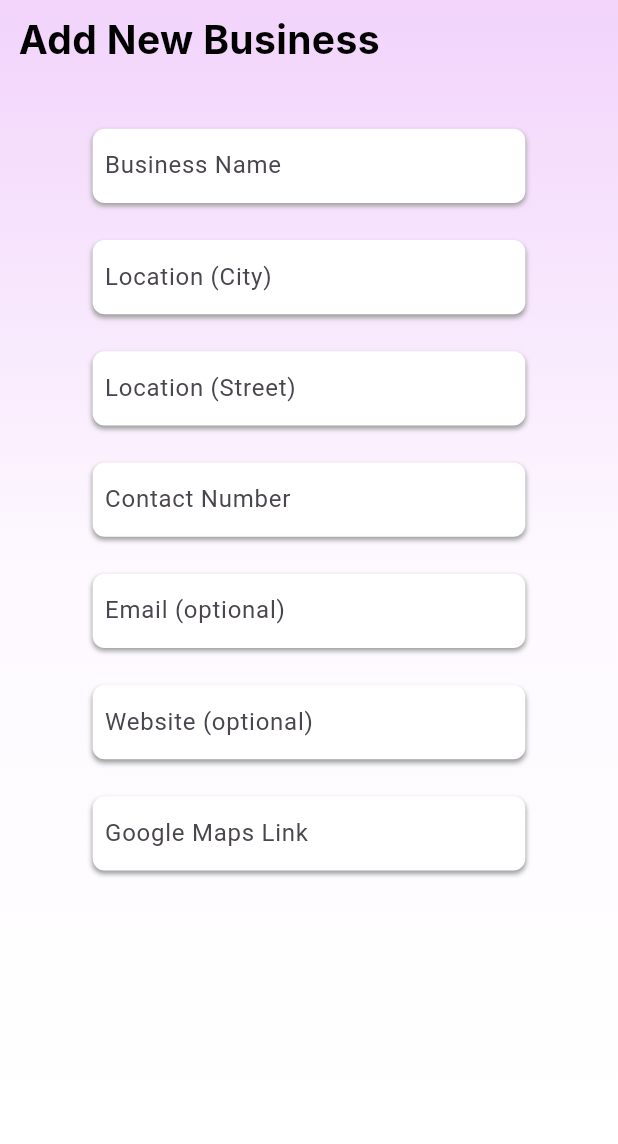
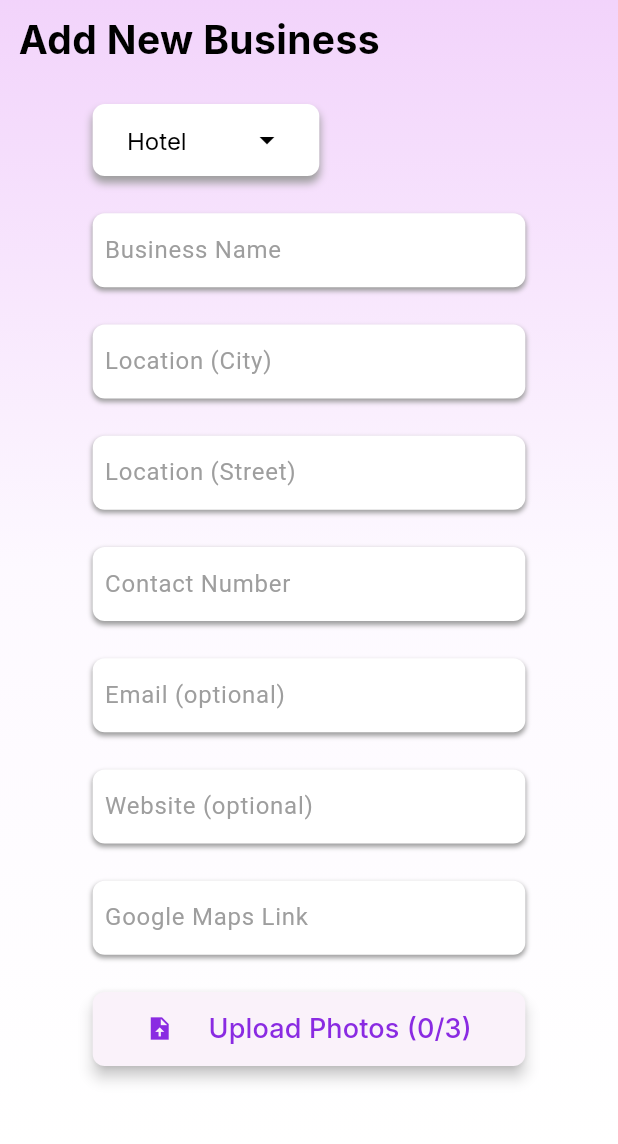
Before and after one commit to sakar111/tsergo, a Flutter app: the AddNewBusiness screen opened by its route, on a phone screen of 412 x 824 dp, the part 91-1235 px from its top. Run offline on Flutter 3.47's test engine with Material 2 defaults, Android fonts, the phone set to English and light mode, and no system bars; our stand-ins replace go_router, google_fonts.

```diff
--- a/lib/main.dart
+++ b/lib/main.dart
@@ -18,6 +18,9 @@ class MyApp extends StatelessWidget {
       theme: ThemeData(
         colorScheme: ColorScheme.fromSeed(seedColor: tsergoColor),
         useMaterial3: true,
+        inputDecorationTheme: const InputDecorationTheme(
+            labelStyle: TextStyle(color: Colors.grey),
+            hintStyle: TextStyle(color: tsergoColor),)
       ),
       // home: const LoginPage(),
       debugShowCheckedModeBanner: false,
--- a/lib/pages/add_new_business_page.dart
+++ b/lib/pages/add_new_business_page.dart
@@ -1,8 +1,10 @@
 import 'package:flutter/material.dart';
 import 'package:google_fonts/google_fonts.dart';
+import 'package:tsergo/constants.dart';
 import 'package:tsergo/widgets/color_gradient.dart';
 import 'package:tsergo/widgets/tsergo_appbar.dart';
 import 'package:tsergo/widgets/utils.dart';
+import 'package:tsergo/widgets/dropdown_menu.dart';
 
 class AddNewBusiness extends StatelessWidget {
   const AddNewBusiness({Key? key}) : super(key: key);
@@ -33,7 +35,11 @@ class AddNewBusiness extends StatelessWidget {
                         horizontal: screenSize.width * 0.12),
                     child: Column(
                       children: [
-                        SizedBox(height: screenSize.height * 0.05),
+                        SizedBox(height: screenSize.height * 0.03),
+                        const Align(
+                            alignment: Alignment.centerLeft,
+                            child: TsergoDropDownMenu(isBusinessNotDate: true)),
+                        SizedBox(height: screenSize.height * 0.03),
                         ListView.separated(
                           itemBuilder: (context, index) {
                             return widgetList[index];
@@ -44,6 +50,33 @@ class AddNewBusiness extends StatelessWidget {
                           itemCount: widgetList.length,
                           shrinkWrap:
                               true, // Add this line to make the ListView scrollable inside a Column
+                        ),
+                        SizedBox(height: screenSize.height * 0.03),
+                        ElevatedButton(
+                            onPressed: () {},
+                            style: ElevatedButton.styleFrom(
+                              foregroundColor: tsergoColor,
+                              surfaceTintColor: Colors.white,
+                              shape: RoundedRectangleBorder(
+                                borderRadius: BorderRadius.circular(8.0),
+                              ),
+                              elevation: 4.0,
+                            ),
+                            child: SizedBox(
+                              height: screenSize.height * 0.06,
+                              child: Row(
+                                mainAxisAlignment:
+                                    MainAxisAlignment.spaceAround,
+                                children: [
+                                  const Icon(Icons.upload_file_sharp),
+                                  Text('Upload Photos (0/3)', style: tsergo18)
+                                ],
+                              ),
+                            )),
+                        SizedBox(height: screenSize.height * 0.05),
+                        TsergoButton(
+                          buttonName: 'Done',
+                          onPressed: () {},
                         ),
                       ],
                     ),
@@ -59,11 +92,11 @@ class AddNewBusiness extends StatelessWidget {
 }
 
 const List<Widget> widgetList = [
-  TextInputField(hintText: 'Business Name'),
-  TextInputField(hintText: 'Location (City)'),
-  TextInputField(hintText: 'Location (Street)'),
-  TextInputField(hintText: 'Contact Number'),
-  TextInputField(hintText: 'Email (optional)'),
-  TextInputField(hintText: 'Website (optional)'),
-  TextInputField(hintText: 'Google Maps Link'),
+  TextInputField(labeltext: 'Business Name'),
+  TextInputField(labeltext: 'Location (City)'),
+  TextInputField(labeltext: 'Location (Street)'),
+  TextInputField(labeltext: 'Contact Number'),
+  TextInputField(labeltext: 'Email (optional)'),
+  TextInputField(labeltext: 'Website (optional)'),
+  TextInputField(labeltext: 'Google Maps Link'),
 ];
--- a/lib/pages/forgotPassword_page/forgot_password1.dart
+++ b/lib/pages/forgotPassword_page/forgot_password1.dart
@@ -19,7 +19,7 @@ class ForgotPassword1 extends StatelessWidget {
           padding: EdgeInsets.all(screenSize.width * 54 / 360),
           child: Column(
             children: [
-              const TextInputField(hintText: 'Phone Number'),
+              const TextInputField(labeltext: 'Phone Number'),
               SizedBox(height: screenSize.height * 0.05),
               TsergoButton(
                 buttonName: 'Send OTP',
--- a/lib/pages/login_page.dart
+++ b/lib/pages/login_page.dart
@@ -47,13 +47,13 @@ class LoginPage extends StatelessWidget {
                     height: screenSize.height * 60 / 800,
                   ),
                   const TextInputField(
-                    hintText: 'Username',
+                    labeltext: 'Username',
                   ),
                   SizedBox(
                     height: screenSize.height * 24 / 800,
                   ),
                   const TextInputField(
-                    hintText: 'Password',
+                    labeltext: 'Password',
                     isPassword: true,
                   ),
                   SizedBox(
--- a/lib/pages/signUp_page/otp_page.dart
+++ b/lib/pages/signUp_page/otp_page.dart
@@ -21,7 +21,7 @@ class OTPVerification extends StatelessWidget {
           padding: EdgeInsets.all(screenSize.width * 54 / 360),
           child: Column(
             children: [
-              const TextInputField(hintText: 'Enter OTP'),
+              const TextInputField(labeltext: 'Enter OTP'),
               Align(
                 alignment: Alignment.centerLeft,
                 child: TextButton(
--- a/lib/pages/signUp_page/sign_up1.dart
+++ b/lib/pages/signUp_page/sign_up1.dart
@@ -19,9 +19,9 @@ class SignUp1 extends StatelessWidget {
           padding: EdgeInsets.all(screenSize.width * 54 / 360),
           child: Column(
             children: [
-              const TextInputField(hintText: 'Email (optional)'),
+              const TextInputField(labeltext: 'Email (optional)'),
               SizedBox(height: screenSize.height * 0.05),
-              const TextInputField(hintText: 'Phone Number'),
+              const TextInputField(labeltext: 'Phone Number'),
               SizedBox(height: screenSize.height * 0.05),
               TsergoButton(
                 buttonName: 'Send OTP',
--- a/lib/widgets/dropdown_menu.dart
+++ b/lib/widgets/dropdown_menu.dart
@@ -59,7 +59,7 @@ class _TsergoDropDownMenuState extends State<TsergoDropDownMenu> {
                 value: value,
                 child: Text(
                   value,
-                  style: GoogleFonts.inter(fontSize: 14.0),
+                  style: GoogleFonts.inter(fontSize: 16.0),
                 ),
               );
             },
--- a/lib/widgets/utils.dart
+++ b/lib/widgets/utils.dart
@@ -5,8 +5,7 @@ import 'package:tsergo/constants.dart';
 class TsergoButton extends StatelessWidget {
   final String buttonName;
   final Function? onPressed;
-  const TsergoButton(
-      {super.key, required this.buttonName, this.onPressed});
+  const TsergoButton({super.key, required this.buttonName, this.onPressed});
 
   @override
   Widget build(BuildContext context) {
@@ -37,10 +36,10 @@ class TsergoButton extends StatelessWidget {
 }
 
 class TextInputField extends StatelessWidget {
-  final String hintText;
+  final String labeltext;
   final bool isPassword;
   const TextInputField(
-      {super.key, required this.hintText, this.isPassword = false});
+      {super.key, required this.labeltext, this.isPassword = false});
 
   @override
   Widget build(BuildContext context) {
@@ -61,10 +60,8 @@ class TextInputField extends StatelessWidget {
         child: TextField(
           obscureText: isPassword, // If it's a password field, obscure the text
           decoration: InputDecoration(
-            labelText: hintText,
+            labelText: labeltext,
             contentPadding: const EdgeInsets.all(8.0),
-            hintStyle: GoogleFonts.inter(
-                color: const Color(0xFF808080), fontSize: 16.0),
             border: InputBorder.none,
           ),
           // keyboardType: TextInputType.phone,
```
Also changed, not shown: lib/pages/signUp_page/sign_up3.dart (+4 -4 lines), lib/pages/transaction_page/transaction_page.dart (+6 -3 lines).
